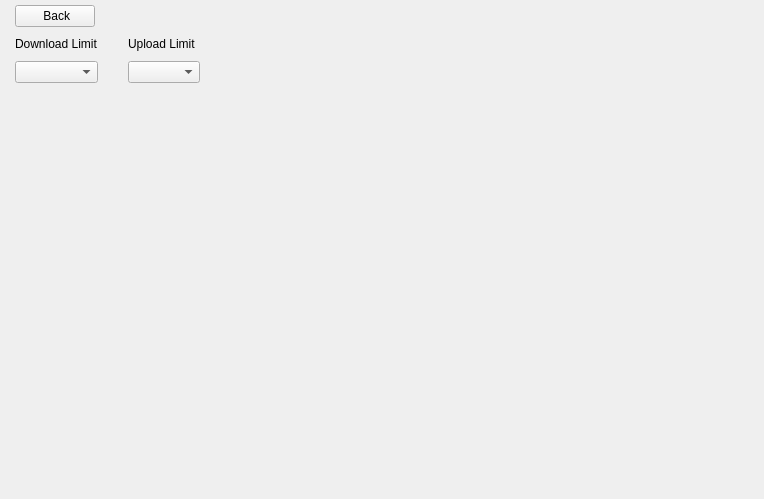
twardakm/Stacer, file stacer/Pages/Dashboard/dashboard_page.ui: the form before one commit.
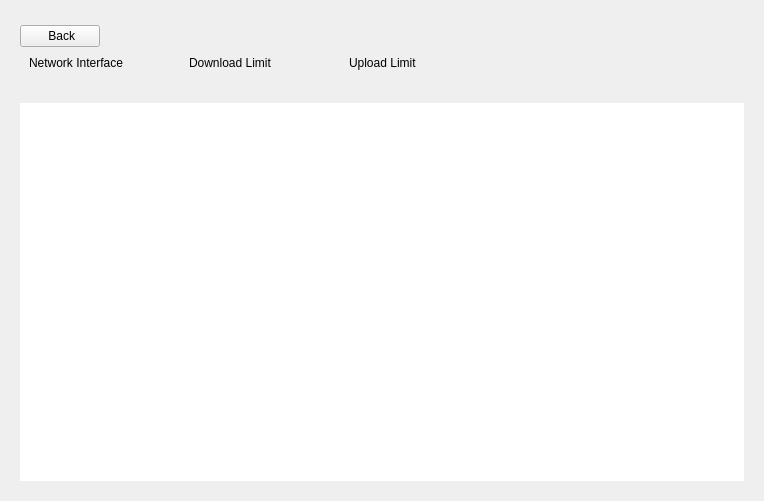
The form after the commit. Icons and pictures are not drawn.

Commit message: nice look of Network Interfaces limits

The edit to the form file:
```diff
--- a/stacer/Pages/Dashboard/dashboard_page.ui
+++ b/stacer/Pages/Dashboard/dashboard_page.ui
@@ -7,7 +7,7 @@
     <x>0</x>
     <y>0</y>
     <width>764</width>
-    <height>499</height>
+    <height>501</height>
    </rect>
   </property>
   <property name="sizePolicy">
@@ -19,23 +19,8 @@
   <property name="windowTitle">
    <string notr="true">Form</string>
   </property>
-  <layout class="QVBoxLayout" name="verticalLayout_3">
-   <property name="spacing">
-    <number>0</number>
-   </property>
-   <property name="leftMargin">
-    <number>15</number>
-   </property>
-   <property name="topMargin">
-    <number>0</number>
-   </property>
-   <property name="rightMargin">
-    <number>15</number>
-   </property>
-   <property name="bottomMargin">
-    <number>15</number>
-   </property>
-   <item>
+  <layout class="QGridLayout" name="gridLayout">
+   <item row="0" column="0">
     <widget class="QStackedWidget" name="stackedWidget">
      <property name="currentIndex">
       <number>1</number>
@@ -318,39 +303,24 @@
        </property>
        <item>
         <widget class="QWidget" name="gridWidget" native="true">
+         <property name="enabled">
+          <bool>true</bool>
+         </property>
          <layout class="QGridLayout" name="gridLayout_3">
-          <property name="leftMargin">
-           <number>0</number>
-          </property>
-          <property name="topMargin">
-           <number>0</number>
-          </property>
-          <property name="rightMargin">
-           <number>0</number>
-          </property>
-          <property name="bottomMargin">
-           <number>0</number>
-          </property>
-          <property name="horizontalSpacing">
-           <number>30</number>
-          </property>
-          <property name="verticalSpacing">
-           <number>10</number>
-          </property>
-          <item row="3" column="0">
-           <spacer name="verticalSpacer_3">
+          <item row="0" column="1">
+           <spacer name="horizontalSpacer_3">
             <property name="orientation">
-             <enum>Qt::Vertical</enum>
+             <enum>Qt::Horizontal</enum>
             </property>
             <property name="sizeHint" stdset="0">
              <size>
-              <width>20</width>
-              <height>40</height>
+              <width>639</width>
+              <height>20</height>
              </size>
             </property>
            </spacer>
           </item>
-          <item row="0" column="0" alignment="Qt::AlignLeft">
+          <item row="0" column="0">
            <widget class="QPushButton" name="backButtton">
             <property name="cursor">
              <cursorShape>PointingHandCursor</cursorShape>
@@ -370,38 +340,93 @@
             </property>
            </widget>
           </item>
-          <item row="2" column="2">
-           <widget class="QComboBox" name="uploadLimitCmb"/>
-          </item>
-          <item row="2" column="3">
-           <spacer name="horizontalSpacer_3">
-            <property name="orientation">
-             <enum>Qt::Horizontal</enum>
+          <item row="1" column="0" colspan="2">
+           <layout class="QVBoxLayout" name="verticalLayout_4">
+            <property name="spacing">
+             <number>30</number>
             </property>
-            <property name="sizeHint" stdset="0">
-             <size>
-              <width>40</width>
-              <height>20</height>
-             </size>
-            </property>
-           </spacer>
-          </item>
-          <item row="2" column="0">
-           <widget class="QComboBox" name="downloadLimitCmb"/>
-          </item>
-          <item row="1" column="0">
-           <widget class="QLabel" name="downloadLimitLabel">
-            <property name="text">
-             <string>Download Limit</string>
-            </property>
-           </widget>
-          </item>
-          <item row="1" column="2">
-           <widget class="QLabel" name="uploadLimitLabel">
-            <property name="text">
-             <string>Upload Limit</string>
-            </property>
-           </widget>
+            <item>
+             <layout class="QGridLayout" name="gridLayout_2" columnminimumwidth="130,130,130,0">
+              <property name="leftMargin">
+               <number>9</number>
+              </property>
+              <property name="horizontalSpacing">
+               <number>30</number>
+              </property>
+              <property name="verticalSpacing">
+               <number>10</number>
+              </property>
+              <item row="0" column="2">
+               <widget class="QLabel" name="uploadLimitLabel">
+                <property name="text">
+                 <string>Upload Limit</string>
+                </property>
+               </widget>
+              </item>
+              <item row="0" column="0">
+               <widget class="QLabel" name="networkInterfaceLabel">
+                <property name="text">
+                 <string>Network Interface</string>
+                </property>
+               </widget>
+              </item>
+              <item row="0" column="3">
+               <spacer name="horizontalSpacer_2">
+                <property name="orientation">
+                 <enum>Qt::Horizontal</enum>
+                </property>
+                <property name="sizeHint" stdset="0">
+                 <size>
+                  <width>40</width>
+                  <height>20</height>
+                 </size>
+                </property>
+               </spacer>
+              </item>
+              <item row="0" column="1">
+               <widget class="QLabel" name="downloadLimitLabel">
+                <property name="text">
+                 <string>Download Limit</string>
+                </property>
+               </widget>
+              </item>
+             </layout>
+            </item>
+            <item>
+             <widget class="QListWidget" name="networkListWidget">
+              <property name="focusPolicy">
+               <enum>Qt::NoFocus</enum>
+              </property>
+              <property name="frameShape">
+               <enum>QFrame::NoFrame</enum>
+              </property>
+              <property name="horizontalScrollBarPolicy">
+               <enum>Qt::ScrollBarAlwaysOff</enum>
+              </property>
+              <property name="editTriggers">
+               <set>QAbstractItemView::EditKeyPressed</set>
+              </property>
+              <property name="selectionMode">
+               <enum>QAbstractItemView::NoSelection</enum>
+              </property>
+              <property name="selectionBehavior">
+               <enum>QAbstractItemView::SelectRows</enum>
+              </property>
+              <property name="resizeMode">
+               <enum>QListView::Adjust</enum>
+              </property>
+              <property name="layoutMode">
+               <enum>QListView::Batched</enum>
+              </property>
+              <property name="spacing">
+               <number>5</number>
+              </property>
+              <property name="uniformItemSizes">
+               <bool>true</bool>
+              </property>
+             </widget>
+            </item>
+           </layout>
           </item>
          </layout>
         </widget>
```
The commit also changes 8 other files.
